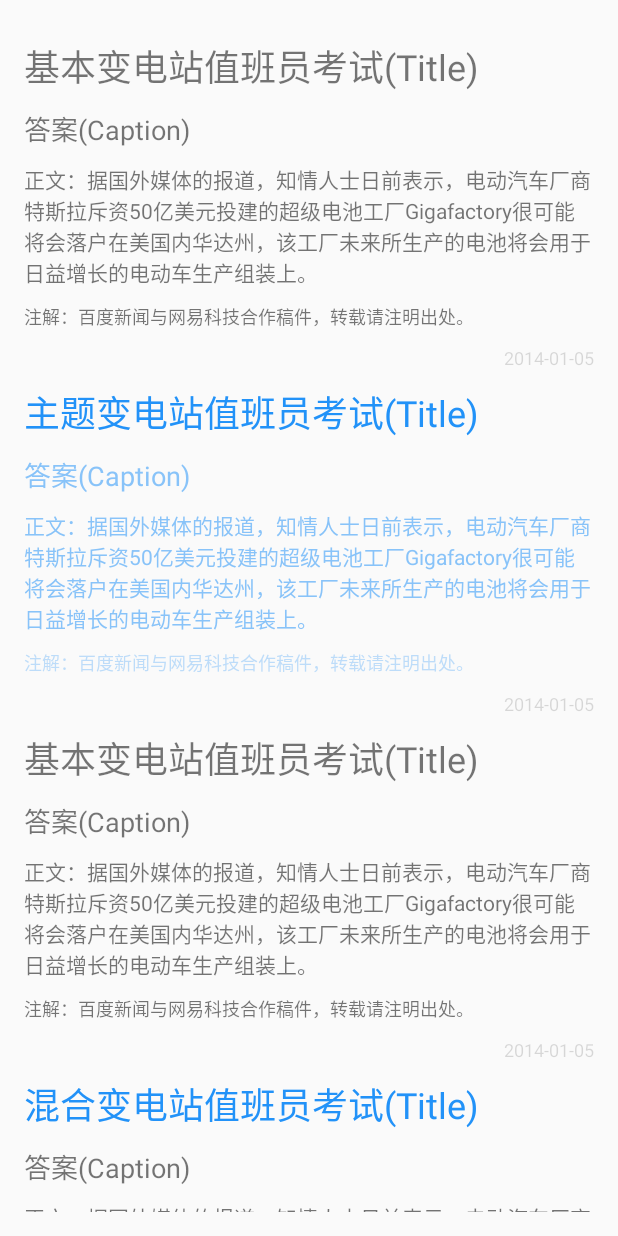
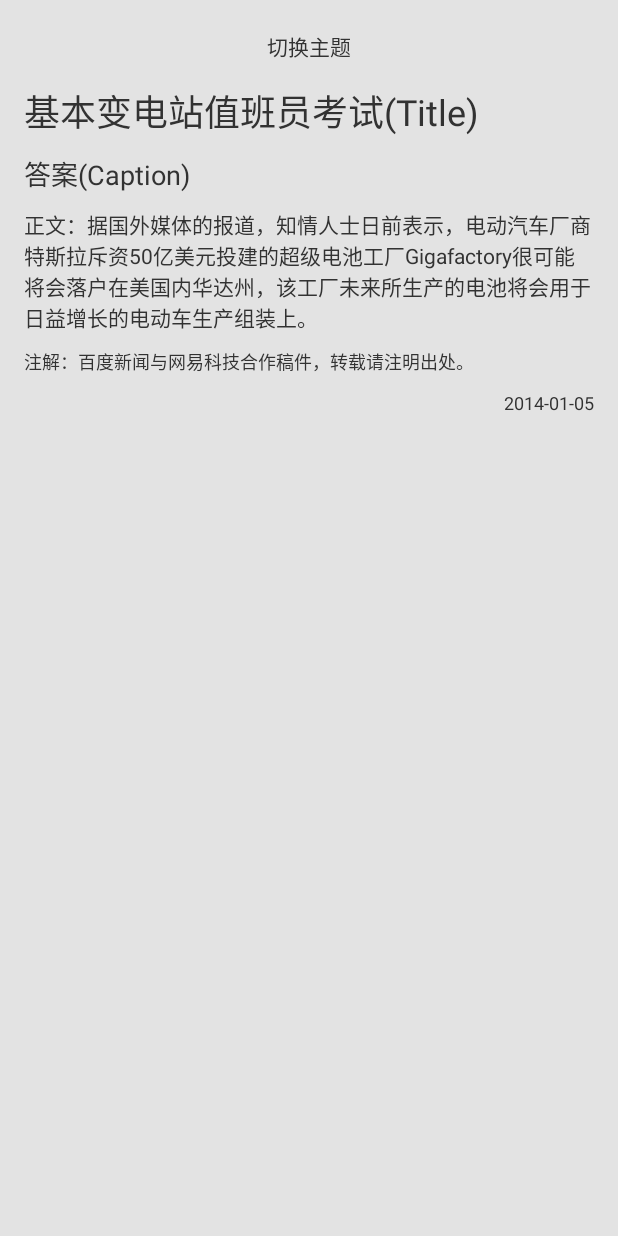
Before and after one commit to ctg168/StyleTest002, an Android app: the screen it shows after launch (MyActivity), on a phone screen of 412 x 824 dp. Run offline under Robolectric (Android 15) with nearby library versions, the phone set to English and light mode, and no system bars; 1 statement that could not run was skipped.

Commit message:
light & dark theme ok.

```diff
--- a/app/src/main/AndroidManifest.xml
+++ b/app/src/main/AndroidManifest.xml
@@ -6,7 +6,7 @@
         android:allowBackup="true"
         android:icon="@drawable/ic_launcher"
         android:label="@string/app_name"
-        android:theme="@style/JetAppTheme" >
+        android:theme="@style/JetAppTheme.Light" >
         <activity
             android:name=".MyActivity"
             android:label="@string/app_name" >
--- a/app/src/main/java/com/jet2006/styletest002/MyActivity.java
+++ b/app/src/main/java/com/jet2006/styletest002/MyActivity.java
@@ -2,35 +2,32 @@ package com.jet2006.styletest002;
 
 import android.app.Activity;
 import android.os.Bundle;
-import android.view.Menu;
-import android.view.MenuItem;
+import android.view.View;
+import android.widget.TextView;
 
 
 public class MyActivity extends Activity {
 
+    TextView tvSwitchTheme;
+
     @Override
     protected void onCreate(Bundle savedInstanceState) {
         super.onCreate(savedInstanceState);
+        ThemeUtil.onActivityCreateSetTheme(this);
         setContentView(R.layout.fontstyle_example);
+
+        tvSwitchTheme = (TextView) findViewById(R.id.tvSwitchTheme);
+
+        tvSwitchTheme.setOnClickListener(new View.OnClickListener() {
+            @Override
+            public void onClick(View view) {
+                SwitchTheme();
+            }
+        });
     }
 
-
-    @Override
-    public boolean onCreateOptionsMenu(Menu menu) {
-        // Inflate the menu; this adds items to the action bar if it is present.
-        getMenuInflater().inflate(R.menu.my, menu);
-        return true;
+    private void SwitchTheme() {
+        ThemeUtil.changeTheme(this);
     }
 
-    @Override
-    public boolean onOptionsItemSelected(MenuItem item) {
-        // Handle action bar item clicks here. The action bar will
-        // automatically handle clicks on the Home/Up button, so long
-        // as you specify a parent activity in AndroidManifest.xml.
-        int id = item.getItemId();
-        if (id == R.id.action_settings) {
-            return true;
-        }
-        return super.onOptionsItemSelected(item);
-    }
 }
--- a/app/src/main/res/layout/button_style_example.xml
+++ b/app/src/main/res/layout/button_style_example.xml
@@ -34,7 +34,6 @@
             android:layout_width="wrap_content"
             android:layout_height="wrap_content"
             android:text="观看"
-            style="@style/btn_text_theme_style"
             />
     </TableRow>
 
--- a/app/src/main/res/layout/fontstyle_base.xml
+++ b/app/src/main/res/layout/fontstyle_base.xml
@@ -9,15 +9,16 @@
         android:layout_width="match_parent"
         android:layout_height="wrap_content"
         android:layout_marginTop="10sp"
+        style="@style/font_style.title"
         android:text="基本变电站值班员考试(Title)"
-        style="@style/font_style_title" />
+/>
 
     <TextView
         android:layout_width="match_parent"
         android:layout_height="wrap_content"
         android:layout_marginTop="10sp"
-        android:text="答案(Caption)"
-        style="@style/font_style_caption" />
+        style="@style/font_style.caption"
+        android:text="答案(Caption)"/>
 
     <TextView
         android:layout_width="match_parent"
@@ -29,7 +30,7 @@
         android:layout_width="match_parent"
         android:layout_height="wrap_content"
         android:layout_marginTop="10sp"
-        style="@style/font_style_secondary"
+        style="@style/font_style.secondary"
         android:text="注解：百度新闻与网易科技合作稿件，转载请注明出处。" />
 
     <TextView
@@ -37,6 +38,6 @@
         android:layout_height="wrap_content"
         android:gravity="right"
         android:layout_marginTop="10sp"
-        android:text="2014-01-05"
-        style="@style/font_style_weak" />
+        style="@style/font_style.weak"
+        android:text="2014-01-05"/>
 </LinearLayout>
--- a/app/src/main/res/layout/fontstyle_example.xml
+++ b/app/src/main/res/layout/fontstyle_example.xml
@@ -13,35 +13,20 @@
         android:layout_height="match_parent"
         android:orientation="vertical">
 
-        <include
+        <TextView
             android:layout_width="match_parent"
-            android:layout_height="wrap_content"
-            layout="@layout/fontstyle_base" />
-
-        <include
-            android:layout_width="match_parent"
-            android:layout_height="wrap_content"
-            layout="@layout/fontstyle_theme" />
+            android:layout_height="30dp"
+            android:gravity="center"
+            android:text="切换主题"
+            android:id="@+id/tvSwitchTheme"
+            />
 
         <include
             android:layout_width="match_parent"
             android:layout_height="wrap_content"
             layout="@layout/fontstyle_base" />
 
-        <include
-            android:layout_width="match_parent"
-            android:layout_height="wrap_content"
-            layout="@layout/fontstyle_mixed" />
 
-        <include
-            android:layout_width="match_parent"
-            android:layout_height="wrap_content"
-            layout="@layout/fontstyle_theme" />
-
-        <include
-            android:layout_width="match_parent"
-            android:layout_height="wrap_content"
-            layout="@layout/fontstyle_base" />
     </LinearLayout>
 
 </ScrollView>
--- a/app/src/main/res/layout/fontstyle_mixed.xml
+++ /dev/null
@@ -1,44 +0,0 @@
-<?xml version="1.0" encoding="utf-8"?>
-
-<LinearLayout xmlns:android="http://schemas.android.com/apk/res/android"
-    android:orientation="vertical"
-    android:layout_width="match_parent"
-    android:layout_height="wrap_content">
-
-    <TextView
-        android:layout_width="match_parent"
-        android:layout_height="wrap_content"
-        android:layout_marginTop="10sp"
-        android:text="混合变电站值班员考试(Title)"
-        style="@style/font_style_title.theme" />
-
-    <TextView
-        android:layout_width="match_parent"
-        android:layout_height="wrap_content"
-        android:layout_marginTop="10sp"
-        android:text="答案(Caption)"
-        style="@style/font_style_caption" />
-
-    <TextView
-        android:layout_width="match_parent"
-        android:layout_height="wrap_content"
-        android:layout_marginTop="10sp"
-        style="@style/font_style_default"
-        android:text="正文：据国外媒体的报道，知情人士日前表示，电动汽车厂商特斯拉斥资50亿美元投建的超级电池工厂Gigafactory很可能将会落户在美国内华达州，该工厂未来所生产的电池将会用于日益增长的电动车生产组装上。" />
-
-    <TextView
-        android:layout_width="match_parent"
-        android:layout_height="wrap_content"
-        android:layout_marginTop="10sp"
-        style="@style/font_style_secondary"
-        android:text="注解：百度新闻与网易科技合作稿件，转载请注明出处。" />
-
-    <TextView
-        android:layout_width="match_parent"
-        android:layout_height="wrap_content"
-        android:gravity="right"
-        android:layout_marginTop="10sp"
-        android:text="2014-01-05"
-        style="@style/font_style_weak" />
-
-</LinearLayout>
--- a/app/src/main/res/layout/fontstyle_theme.xml
+++ /dev/null
@@ -1,43 +0,0 @@
-<?xml version="1.0" encoding="utf-8"?>
-
-<LinearLayout xmlns:android="http://schemas.android.com/apk/res/android"
-    android:orientation="vertical"
-    android:layout_width="match_parent"
-    android:layout_height="wrap_content">
-
-    <TextView
-        android:layout_width="match_parent"
-        android:layout_height="wrap_content"
-        android:layout_marginTop="10sp"
-        android:text="主题变电站值班员考试(Title)"
-        style="@style/font_style_title.theme" />
-
-    <TextView
-        android:layout_width="match_parent"
-        android:layout_height="wrap_content"
-        android:layout_marginTop="10sp"
-        android:text="答案(Caption)"
-        style="@style/font_style_caption.theme" />
-
-    <TextView
-        android:layout_width="match_parent"
-        android:layout_height="wrap_content"
-        android:layout_marginTop="10sp"
-        style="@style/font_style_default.theme"
-        android:text="正文：据国外媒体的报道，知情人士日前表示，电动汽车厂商特斯拉斥资50亿美元投建的超级电池工厂Gigafactory很可能将会落户在美国内华达州，该工厂未来所生产的电池将会用于日益增长的电动车生产组装上。" />
-
-    <TextView
-        android:layout_width="match_parent"
-        android:layout_height="wrap_content"
-        android:layout_marginTop="10sp"
-        style="@style/font_style_secondary.theme"
-        android:text="注解：百度新闻与网易科技合作稿件，转载请注明出处。" />
-
-    <TextView
-        android:layout_width="match_parent"
-        android:layout_height="wrap_content"
-        android:gravity="right"
-        android:layout_marginTop="10sp"
-        android:text="2014-01-05"
-        style="@style/font_style_weak" />
-</LinearLayout>
--- a/app/src/main/res/menu/my.xml
+++ b/app/src/main/res/menu/my.xml
@@ -2,7 +2,7 @@
     xmlns:app="http://schemas.android.com/apk/res-auto"
     xmlns:tools="http://schemas.android.com/tools"
     tools:context=".MyActivity" >
-    <item android:id="@+id/action_settings"
+    <item android:id="@+id/weekend_settings"
         android:title="@string/action_settings"
         android:orderInCategory="100"
         app:showAsAction="never" />
--- a/app/src/main/res/values-v11/styles.xml
+++ /dev/null
@@ -1,5 +0,0 @@
-<resources>
-   <style name="JetAppTheme_NoTitle" parent="JetAppTheme">
-        <item name="android:windowActionBar">false</item>
-    </style>
-</resources>
--- a/app/src/main/res/values/styles.xml
+++ b/app/src/main/res/values/styles.xml
@@ -1,70 +1,50 @@
 <resources>
 
-    <style name="AppBaseTheme" parent="@android:style/Theme.Light" />
-    <style name="AppBaseTheme_Dark" parent="@android:style/Theme.Black" />
+    <!--<style name="JetAppTheme.Light" parent="@android:style/Theme.Light.NoTitleBar">-->
+        <!--<item name="android:windowBackground">@color/background_color_base</item>-->
+        <!--<item name="android:windowNoTitle">true</item>-->
+        <!--<item name="android:textSize">14sp</item>-->
+    <!--</style>-->
 
-    <style name="JetAppThemeBase" parent="@android:style/Theme.Light.NoTitleBar">
+    <!--<style name="JetAppTheme.Dark" parent="@android:style/Theme.NoTitleBar">-->
+        <!--<item name="android:windowNoTitle">true</item>-->
+        <!--<item name="android:textSize">14sp</item>-->
+    <!--</style>-->
+
+
+    <style name="JetAppTheme.Light" parent="@android:style/Theme.Light.NoTitleBar">
         <item name="android:windowBackground">@color/background_color_base</item>
         <item name="android:windowNoTitle">true</item>
         <item name="android:textSize">14sp</item>
     </style>
 
-    <style name="JetAppThemeBaseNight" parent="@android:style/Theme.NoTitleBar">
+    <style name="JetAppTheme.Dark" parent="@android:style/Theme.NoTitleBar">
         <item name="android:windowNoTitle">true</item>
         <item name="android:textSize">14sp</item>
     </style>
 
-    <!--基本主题_蓝色-->
-    <style name="JetAppThemeBlue" parent="JetAppThemeBase">
-        <item name="android:textColor">?android:textColorPrimary</item>
+    <!--基本字体-->
+    <style name="font_style">
     </style>
 
-    <style name="JetAppThemeRed" parent="JetAppThemeBase">
-    </style>
-
-    <style name="JetAppThemeGreen" parent="JetAppThemeBase">
-    </style>
-
-    <style name="JetAppThemeNight" parent="JetAppThemeBaseNight">
-    </style>
-
-
-    <!--基本字体-->
-    <style name="font_style_default">
-    </style>
-
-    <style name="font_style_title">
+    <style name="font_style.title">
         <item name="android:textSize">24sp</item>
     </style>
 
-    <style name="font_style_caption">
+    <style name="font_style.caption">
         <item name="android:textSize">18sp</item>
     </style>
 
-    <style name="font_style_secondary">
+    <style name="font_style.secondary">
         <item name="android:textSize">12sp</item>
     </style>
 
-    <style name="font_style_weak">
+    <style name="font_style.weak">
         <item name="android:textSize">12sp</item>
+        <!--
         <item name="android:textColor">@color/jet_text_color_tip</item>
-    </style>
-
-    <!--主题字体-->
-    <style name="font_style_title.theme">
-        <item name="android:textColor">@color/jet_text_color_heave_theme</item>
-    </style>
-
-    <style name="font_style_caption.theme">
-        <item name="android:textColor">@color/jet_text_color_default_theme</item>
-    </style>
-
-    <style name="font_style_secondary.theme">
-        <item name="android:textColor">@color/jet_text_color_secondary_theme</item>
-    </style>
-
-    <style name="font_style_default.theme">
-        <item name="android:textColor">@color/jet_text_color_default_theme</item>
+        如果是夜间模式，此处根本看不到，故先屏蔽
+        -->
     </style>
 
 
--- a/app/src/main/res/values/styles_def_blue.xml
+++ b/app/src/main/res/values/styles_def_blue.xml
@@ -1,19 +1,5 @@
 <?xml version="1.0" encoding="utf-8"?>
 <resources>
-    <!--蓝色主题颜色-->
-    <color name="jet_color_blue_heave">#ff2292f8</color>
-    <color name="jet_color_blue_default">#872292f8</color>
-    <color name="jet_color_blue_secondary">#482292f8</color>
-
-    <!--按钮样式-->
-    <!--文本按钮：标准主题-->
-    <style name="btn_text_theme_style">
-        <item name="android:textSize">15dp</item>
-        <item name="android:minWidth">70dp</item>
-        <item name="android:gravity">center</item>
-        <item name="android:textColor">@color/jet_text_color_default_theme</item>
-        <!--<item name="android:background">@drawable/btn_theme_base_selector</item>-->
-    </style>
 
 
 </resources>
```
